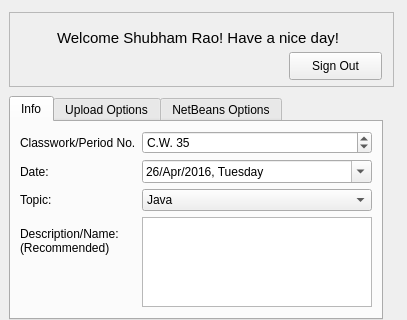
Qt form src/Gui/mockup.ui (cshubhamrao/AUtDv2) before a commit; both pictures show x 0 to 407 and y 0 to 320 of the 407 by 530 pixel window.
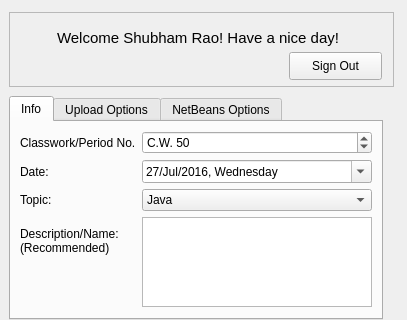
The same form after that commit. Icons and pictures are not drawn.

Diff of the .ui file:
```diff
--- a/src/Gui/mockup.ui
+++ b/src/Gui/mockup.ui
@@ -26,7 +26,7 @@
    <string>Auto Upload to Drive</string>
   </property>
   <widget class="QWidget" name="main_widget">
-   <layout class="QVBoxLayout">
+   <layout class="QVBoxLayout" name="layout_main">
     <item>
      <widget class="QFrame" name="frame_welcome">
       <property name="sizePolicy">
@@ -191,7 +191,7 @@
            <number>150</number>
           </property>
           <property name="value">
-           <number>35</number>
+           <number>50</number>
           </property>
           <property name="displayIntegerBase">
            <number>10</number>
@@ -216,8 +216,8 @@
             <minute>0</minute>
             <second>0</second>
             <year>2016</year>
-            <month>4</month>
-            <day>26</day>
+            <month>7</month>
+            <day>27</day>
            </datetime>
           </property>
           <property name="maximumDate">
@@ -240,6 +240,13 @@
           <property name="calendarPopup">
            <bool>true</bool>
           </property>
+          <property name="date">
+           <date>
+            <year>2016</year>
+            <month>7</month>
+            <day>27</day>
+           </date>
+          </property>
          </widget>
         </item>
         <item row="2" column="0">
```
Left out of the diff: 100 changed lines with no effect on the pictures.
